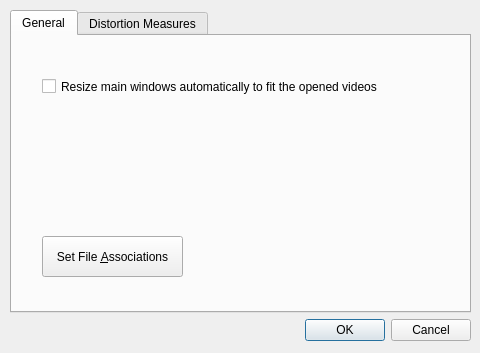
First picture: the form in YUVToolkit/Options.ui, repository kLassikko/YuvToolkit, before the edit.
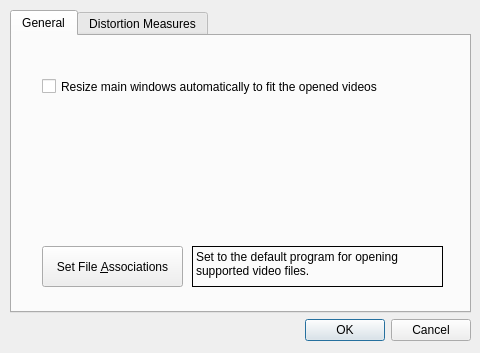
Second picture: the form after the edit.

Commit message: Implemented yuv/yts file association in Windows (register during installation + Default Program UI in Options)

What changed in the file:
```diff
--- a/YUVToolkit/Options.ui
+++ b/YUVToolkit/Options.ui
@@ -55,7 +55,7 @@
         <property name="geometry">
          <rect>
           <x>30</x>
-          <y>200</y>
+          <y>210</y>
           <width>141</width>
           <height>41</height>
          </rect>
@@ -64,6 +64,37 @@
          <string>Set File &amp;Associations</string>
         </property>
        </widget>
+       <widget class="QLabel" name="label_File_Associations">
+        <property name="geometry">
+         <rect>
+          <x>180</x>
+          <y>210</y>
+          <width>251</width>
+          <height>41</height>
+         </rect>
+        </property>
+        <property name="frameShape">
+         <enum>QFrame::Panel</enum>
+        </property>
+        <property name="frameShadow">
+         <enum>QFrame::Plain</enum>
+        </property>
+        <property name="lineWidth">
+         <number>1</number>
+        </property>
+        <property name="text">
+         <string>Set to the default program for opening supported video files.</string>
+        </property>
+        <property name="alignment">
+         <set>Qt::AlignLeading|Qt::AlignLeft|Qt::AlignTop</set>
+        </property>
+        <property name="wordWrap">
+         <bool>true</bool>
+        </property>
+        <property name="margin">
+         <number>4</number>
+        </property>
+       </widget>
       </widget>
       <widget class="QWidget" name="tab_Distortion_Measures">
        <attribute name="title">
```
The commit also changes 7 other files.
